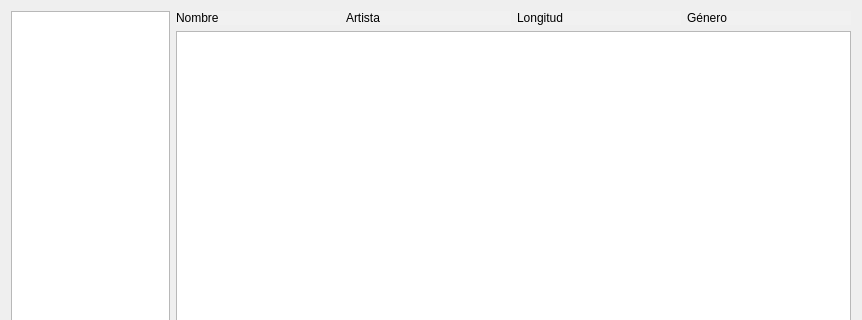
lazhero/RadioOdyssey, file Proyecto1-Radio/widget.ui: the form before one commit; both pictures show x 0 to 862 and y 0 to 320 of the 862 by 623 pixel window.
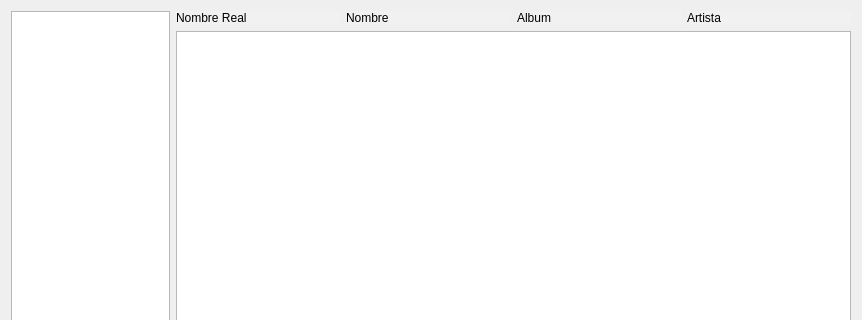
The form after the commit.

The edit to the form file:
```diff
--- a/Proyecto1-Radio/widget.ui
+++ b/Proyecto1-Radio/widget.ui
@@ -44,29 +44,7 @@
 background-color: rgba(255, 255, 255, 28)</string>
                </property>
                <property name="text">
-                <string>Nombre</string>
-               </property>
-              </widget>
-             </item>
-             <item>
-              <widget class="QLabel" name="label_8">
-               <property name="styleSheet">
-                <string notr="true">border-color: rgb(0, 0, 0);
-background-color:  rgba(255, 255, 255, 28)</string>
-               </property>
-               <property name="text">
-                <string>Artista</string>
-               </property>
-              </widget>
-             </item>
-             <item>
-              <widget class="QLabel" name="label_7">
-               <property name="styleSheet">
-                <string notr="true">border-color: rgb(0, 0, 0);
-background-color:  rgba(255, 255, 255, 28)</string>
-               </property>
-               <property name="text">
-                <string>Longitud</string>
+                <string>Nombre Real</string>
                </property>
               </widget>
              </item>
@@ -77,7 +55,29 @@
 background-color: rgba(255, 255, 255, 28)</string>
                </property>
                <property name="text">
-                <string>Género</string>
+                <string>Nombre </string>
+               </property>
+              </widget>
+             </item>
+             <item>
+              <widget class="QLabel" name="label_7">
+               <property name="styleSheet">
+                <string notr="true">border-color: rgb(0, 0, 0);
+background-color:  rgba(255, 255, 255, 28)</string>
+               </property>
+               <property name="text">
+                <string>Album</string>
+               </property>
+              </widget>
+             </item>
+             <item>
+              <widget class="QLabel" name="label_8">
+               <property name="styleSheet">
+                <string notr="true">border-color: rgb(0, 0, 0);
+background-color:  rgba(255, 255, 255, 28)</string>
+               </property>
+               <property name="text">
+                <string>Artista</string>
                </property>
               </widget>
              </item>
```
